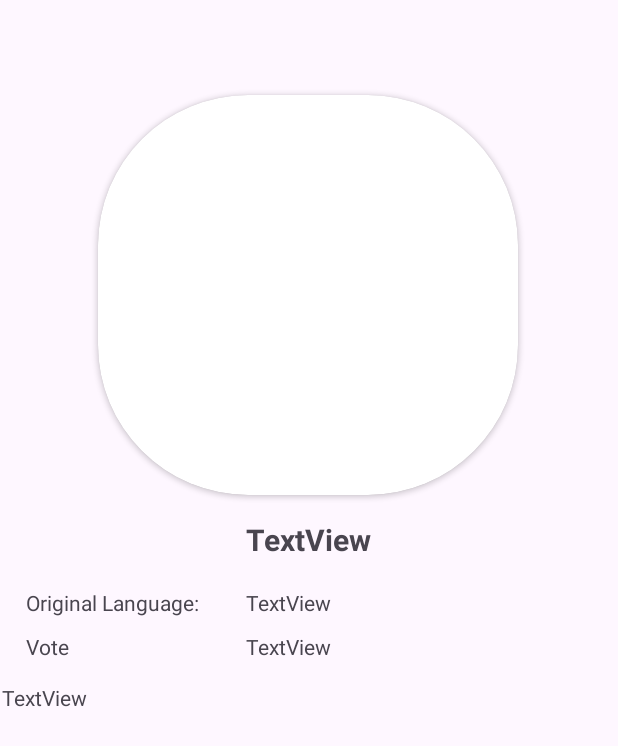
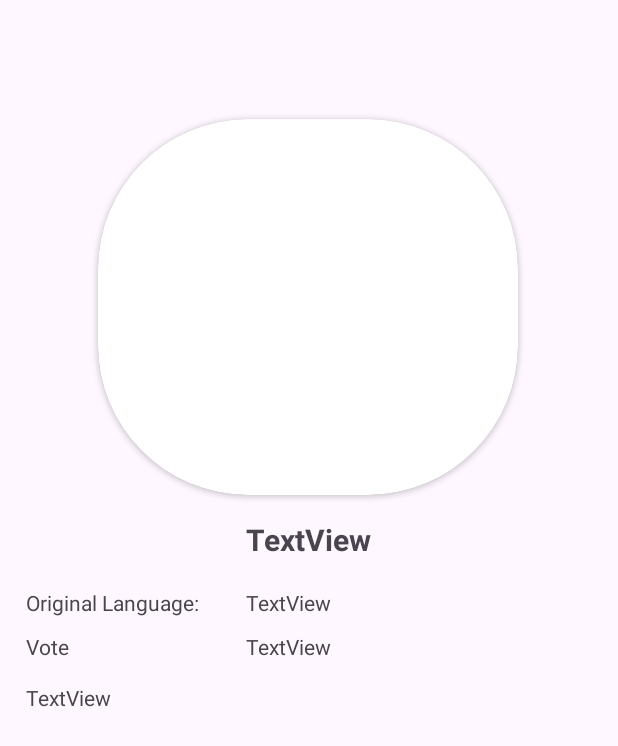
Before and after one commit to YousraMamdouh/MoviesApp, an Android app: the fragment MovieDetailsFragmentView placed in its activity, on a phone screen of 412 x 824 dp. Shown: the top 746 px of the screen. Run offline under Robolectric (Android 15) with nearby library versions, the phone set to English and light mode, and no system bars; network calls fail; pictures from the network do not load; 1 statement that could not run was skipped.

Commit message:
in this commit: - fixing null pointer exception error

```diff
--- a/app/src/main/res/layout/fragment_home_view.xml
+++ b/app/src/main/res/layout/fragment_home_view.xml
@@ -2,9 +2,10 @@
 <androidx.constraintlayout.widget.ConstraintLayout xmlns:android="http://schemas.android.com/apk/res/android"
     xmlns:app="http://schemas.android.com/apk/res-auto"
     xmlns:tools="http://schemas.android.com/tools"
+    android:id="@+id/constLayout"
     android:layout_width="match_parent"
     android:layout_height="match_parent"
-    tools:context=".HomeFragment.view.HomeFragmentView" >
+    tools:context=".HomeFragment.view.HomeFragmentView">
 
     <SearchView
         android:id="@+id/searchView"
--- a/app/src/main/res/layout/fragment_movie_details_view.xml
+++ b/app/src/main/res/layout/fragment_movie_details_view.xml
@@ -10,7 +10,7 @@
         android:id="@+id/cardView"
         android:layout_width="280dp"
         android:layout_height="0dp"
-        android:layout_marginTop="16dp"
+        android:layout_marginTop="32dp"
         android:layout_marginBottom="16dp"
         android:elevation="10dp"
         app:cardCornerRadius="100dp"
@@ -57,6 +57,7 @@
     <ScrollView
         android:layout_width="0dp"
         android:layout_height="wrap_content"
+        android:layout_marginStart="16dp"
         app:layout_constraintEnd_toEndOf="parent"
         app:layout_constraintStart_toStartOf="parent"
         app:layout_constraintTop_toTopOf="@+id/guideline5">
--- a/app/src/main/res/layout/movie_item.xml
+++ b/app/src/main/res/layout/movie_item.xml
@@ -2,6 +2,7 @@
 <com.google.android.material.card.MaterialCardView xmlns:android="http://schemas.android.com/apk/res/android"
     xmlns:app="http://schemas.android.com/apk/res-auto"
     xmlns:tools="http://schemas.android.com/tools"
+    android:id="@+id/cardView"
     android:layout_width="match_parent"
     android:layout_height="200dp"
     android:backgroundTint="@color/white"
```
Also changed, not shown: app/src/main/java/com/example/moviesapp/HomeFragment/view/MoviesAdapter.kt (+9 -5 lines).
